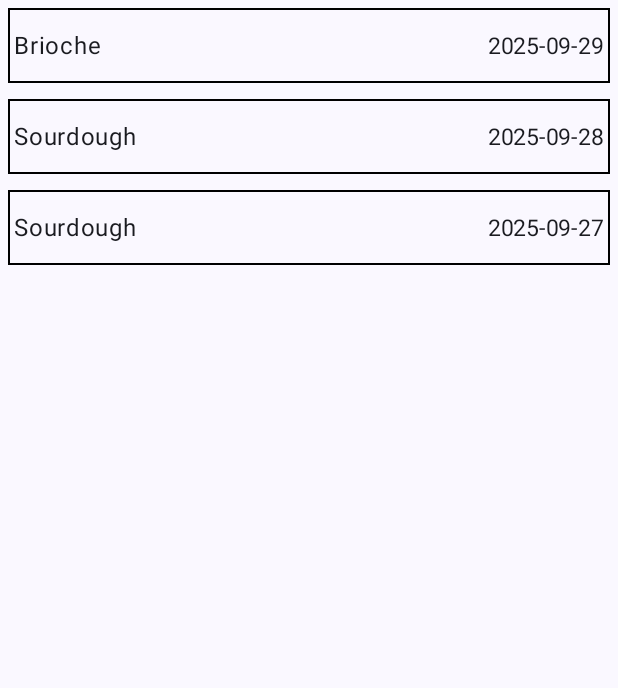
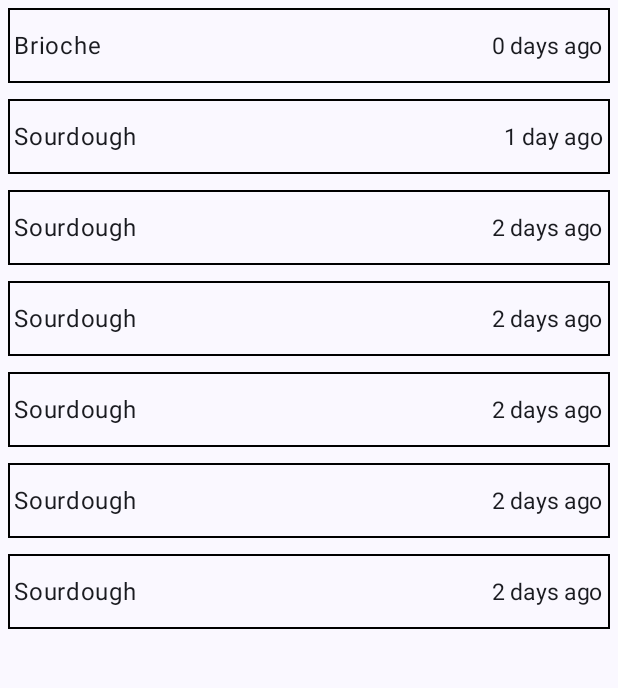
Before and after one commit to scrooge313/Breadcrumbs, an Android app built with Jetpack Compose: the screen it shows after launch (MainActivity), on a phone screen of 412 x 824 dp, the part 72-760 px from its top. Run offline under Robolectric (Android 15) with nearby library versions, the phone set to English and light mode, and no system bars.

Commit message:
update date display

```diff
--- a/app/src/main/java/com/scrooge/breadcrumbs/overview/ui/Overview.kt
+++ b/app/src/main/java/com/scrooge/breadcrumbs/overview/ui/Overview.kt
@@ -1,5 +1,6 @@
 package com.scrooge.breadcrumbs.overview.ui
 
+import androidx.annotation.VisibleForTesting
 import androidx.compose.foundation.Image
 import androidx.compose.foundation.border
 import androidx.compose.foundation.clickable
@@ -15,6 +16,8 @@ import androidx.compose.foundation.layout.fillMaxWidth
 import androidx.compose.foundation.layout.height
 import androidx.compose.foundation.layout.padding
 import androidx.compose.foundation.layout.width
+import androidx.compose.foundation.rememberScrollState
+import androidx.compose.foundation.verticalScroll
 import androidx.compose.material3.Scaffold
 import androidx.compose.material3.Surface
 import androidx.compose.material3.Text
@@ -27,6 +30,7 @@ import androidx.compose.ui.Alignment
 import androidx.compose.ui.Modifier
 import androidx.compose.ui.graphics.Color
 import androidx.compose.ui.res.painterResource
+import androidx.compose.ui.res.pluralStringResource
 import androidx.compose.ui.res.stringResource
 import androidx.compose.ui.tooling.preview.Preview
 import androidx.compose.ui.unit.dp
@@ -46,7 +50,19 @@ val bakesTemplate = listOf(
     Bake(OffsetDateTime.now(), "Brioche"),
     Bake(OffsetDateTime.now().minusDays(1), "Sourdough"),
     Bake(OffsetDateTime.now().minusDays(2), "Sourdough"),
+    Bake(OffsetDateTime.now().minusDays(2), "Sourdough"),
+    Bake(OffsetDateTime.now().minusDays(2), "Sourdough"),
+    Bake(OffsetDateTime.now().minusDays(2), "Sourdough"),
+    Bake(OffsetDateTime.now().minusDays(2), "Sourdough"),
 )
+
+@VisibleForTesting
+@Composable
+internal fun computeTimeDelta(dateTime: OffsetDateTime): String {
+    val deltaTimeInSeconds = OffsetDateTime.now().toEpochSecond() - dateTime.toEpochSecond()
+    val deltaTimeInDays = (deltaTimeInSeconds / 60 / 60 / 24).toInt()
+    return pluralStringResource(R.plurals.days_ago, deltaTimeInDays, deltaTimeInDays)
+}
 
 @Composable
 fun Overview(modifier: Modifier = Modifier) {
@@ -64,7 +80,8 @@ fun Overview(modifier: Modifier = Modifier) {
             TitleBar(Modifier.fillMaxWidth())
             var bakes by remember { mutableStateOf(bakesTemplate) }
             Column(
-                modifier = Modifier.fillMaxSize(),
+                modifier = Modifier.fillMaxSize()
+                    .verticalScroll(rememberScrollState()),
             ) {
                 bakes.forEachIndexed { index, it ->
                     BakeEntry(it, Modifier.clickable {
@@ -118,7 +135,7 @@ fun BakeEntry(item: Bake, modifier: Modifier = Modifier) {
             )
             val dateFormatter = DateTimeFormatter.ofPattern("yyyy-MM-dd")
             Text(
-                text = item.date.format(dateFormatter),
+                text = computeTimeDelta(item.date),
                 fontSize = 15.sp
             )
         }
--- a/app/src/main/res/values/strings.xml
+++ b/app/src/main/res/values/strings.xml
@@ -1,3 +1,7 @@
 <resources>
     <string name="app_name">Breadcrumbs</string>
+    <plurals name="days_ago">
+        <item quantity="one">%d day ago</item>
+        <item quantity="other">%d days ago</item>
+    </plurals>
 </resources>
```
